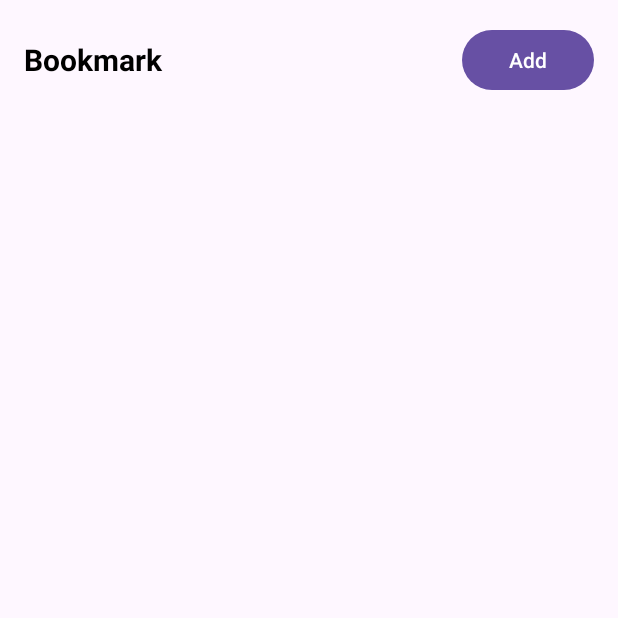
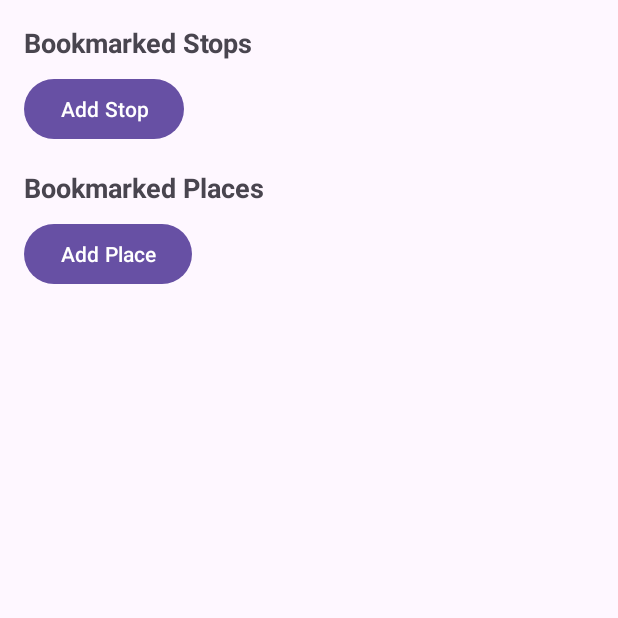
Before and after one commit to DumpySlime/S313F_Group_Project, an Android app: the BookmarkActivity screen opened directly, with no data from a screen before it, on a phone screen of 412 x 824 dp, the top half of it. Run offline under Robolectric (Android 15) with nearby library versions, the phone set to English and light mode, and no system bars.

Commit message:
update minor

```diff
--- a/app/src/main/res/layout/activity_bookmark.xml
+++ b/app/src/main/res/layout/activity_bookmark.xml
@@ -1,42 +1,54 @@
 <?xml version="1.0" encoding="utf-8"?>
-<LinearLayout
-    xmlns:android="http://schemas.android.com/apk/res/android"
+<ScrollView xmlns:android="http://schemas.android.com/apk/res/android"
     android:layout_width="match_parent"
     android:layout_height="match_parent"
-    android:orientation="vertical"
     android:padding="16dp">
 
-    <!-- Header with title and Add button -->
     <LinearLayout
         android:layout_width="match_parent"
         android:layout_height="wrap_content"
-        android:orientation="horizontal"
-        android:gravity="center_vertical"
-        android:paddingBottom="8dp">
+        android:orientation="vertical">
 
         <TextView
-            android:layout_width="0dp"
+            android:layout_width="wrap_content"
             android:layout_height="wrap_content"
-            android:layout_weight="1"
-            android:text="Bookmark"
-            android:textSize="20sp"
-            android:textStyle="bold"
-            android:textColor="@android:color/black" />
+            android:text="Bookmarked Stops"
+            android:textSize="18sp"
+            android:textStyle="bold" />
+
+        <LinearLayout
+            android:id="@+id/stop_list_container"
+            android:layout_width="match_parent"
+            android:layout_height="wrap_content"
+            android:orientation="vertical"
+            android:paddingTop="8dp" />
 
         <Button
-            android:id="@+id/addBookmarkButton"
+            android:id="@+id/btn_add_stop"
             android:layout_width="wrap_content"
             android:layout_height="wrap_content"
-            android:text="Add" />
+            android:text="Add Stop" />
+
+        <TextView
+            android:layout_width="wrap_content"
+            android:layout_height="wrap_content"
+            android:text="Bookmarked Places"
+            android:textSize="18sp"
+            android:textStyle="bold"
+            android:paddingTop="16dp" />
+
+        <LinearLayout
+            android:id="@+id/place_list_container"
+            android:layout_width="match_parent"
+            android:layout_height="wrap_content"
+            android:orientation="vertical"
+            android:paddingTop="8dp" />
+
+        <Button
+            android:id="@+id/btn_add_place"
+            android:layout_width="wrap_content"
+            android:layout_height="wrap_content"
+            android:text="Add Place" />
+
     </LinearLayout>
-
-    <!-- ListView for bookmarks -->
-    <ListView
-        android:id="@+id/bookmarkListView"
-        android:layout_width="match_parent"
-        android:layout_height="0dp"
-        android:layout_weight="1"
-        android:divider="@android:color/darker_gray"
-        android:dividerHeight="1dp" />
-
-</LinearLayout>
+</ScrollView>
```
Also changed, not shown: app/src/main/java/com/example/publictransportapp/BookmarkActivity.java (+72 -60 lines), app/src/main/java/com/example/publictransportapp/MainActivity.java (+12 -1 lines), app/src/main/res/layout/activity_main.xml (+7 -1 lines), app/src/main/res/layout/dialog_add_place.xml (added, +21 -0 lines), app/src/main/res/layout/dialog_add_stop.xml (added, +21 -0 lines), app/src/main/res/layout/item_place.xml (added, +22 -0 lines), app/src/main/res/layout/item_stop.xml (added, +22 -0 lines).
